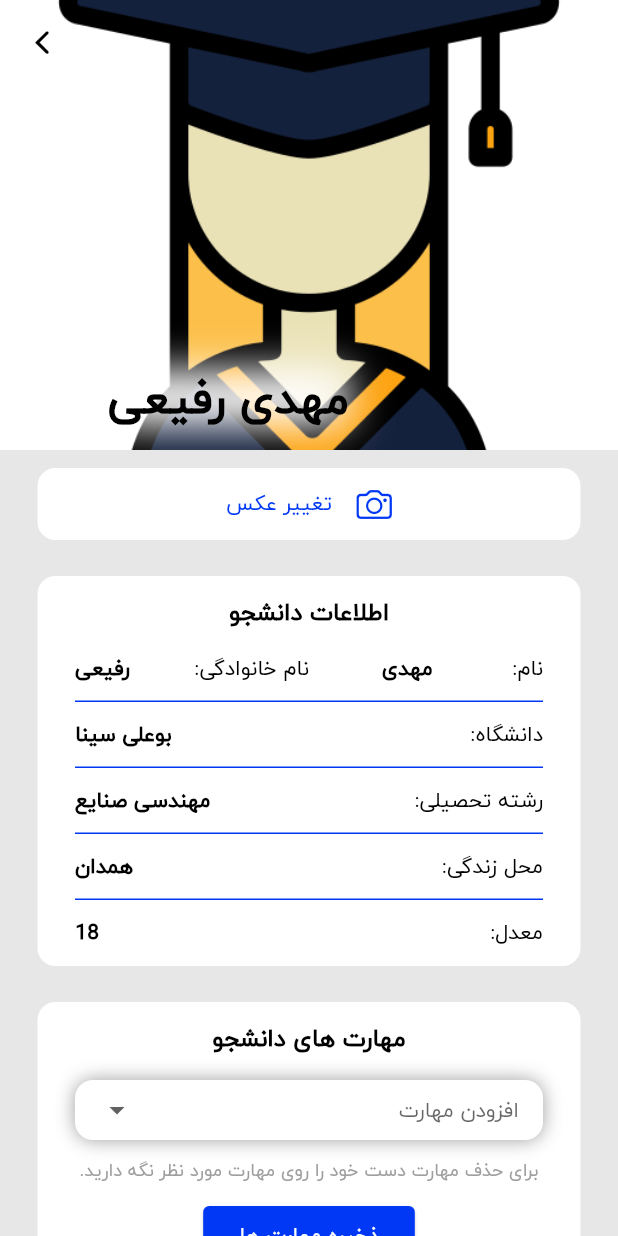
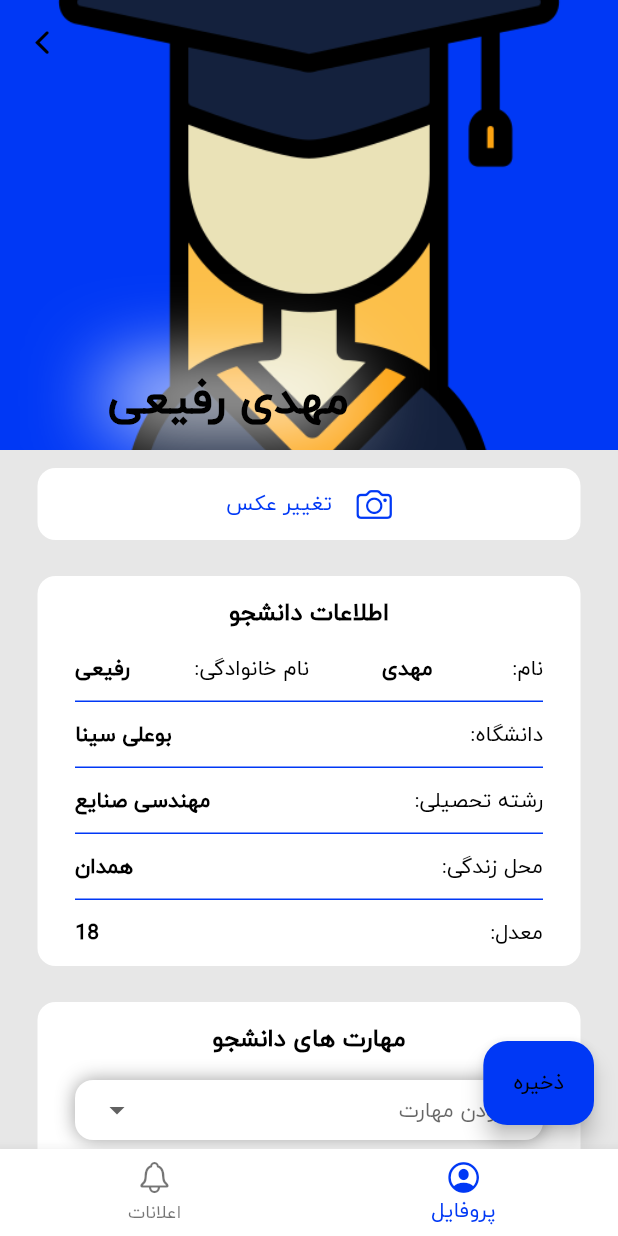
Before and after one commit to mahdirafie/parvaz, a Flutter app: the GetStudentContantInfoScreen screen opened directly, after a tap on "تمام", on a phone screen of 412 x 824 dp. Run offline on Flutter 3.47's test engine with Material 3 defaults, Android fonts, the phone set to English and light mode, and no system bars; drawn by our look-alikes of dropdown_button2; our stand-ins replace image_picker, lottie.

Commit message:
profile and navigation bar created

```diff
--- a/lib/ui/auth/student_contact_info.dart
+++ b/lib/ui/auth/student_contact_info.dart
@@ -1,5 +1,6 @@
 import 'package:flutter/material.dart';
 import 'package:parvaz_event/ui/profile/profile.dart';
+import 'package:parvaz_event/ui/root/student_root.dart';
 
 class GetStudentContantInfoScreen extends StatelessWidget {
   const GetStudentContantInfoScreen({super.key});
@@ -36,7 +37,7 @@ class GetStudentContantInfoScreen extends StatelessWidget {
               ElevatedButton(onPressed: () {
                 //TODO: make request here
                 Navigator.of(context).push(MaterialPageRoute(builder: (context) {
-                  return const StudentProfileScreen();
+                  return const RootScreen();
                 },));
               }, child: const Text('تمام'))
             ],
--- a/lib/ui/profile/profile.dart
+++ b/lib/ui/profile/profile.dart
@@ -19,11 +19,24 @@ class StudentProfileScreen extends StatefulWidget {
 class _StudentProfileScreenState extends State<StudentProfileScreen> {
   File? img;
   final List<String> studentSkills = [];
+  String studentResume = "";
+  final TextEditingController _resumeController = TextEditingController();
+
+  @override
+  void dispose() {
+    _resumeController.dispose();
+    super.dispose();
+  }
 
   @override
   Widget build(BuildContext context) {
     final theme = Theme.of(context);
     return Scaffold(
+      floatingActionButton: FloatingActionButton.extended(onPressed: () {
+
+      }, label: const Text('ذخیره'), backgroundColor: theme.colorScheme.primary,),
+      floatingActionButtonAnimator: FloatingActionButtonAnimator.scaling,
+      floatingActionButtonLocation: FloatingActionButtonLocation.startFloat,
       resizeToAvoidBottomInset: true,
       backgroundColor: const Color.fromARGB(255, 231, 231, 231),
       body: CustomScrollView(
@@ -32,6 +45,7 @@ class _StudentProfileScreenState extends State<StudentProfileScreen> {
           Directionality(
             textDirection: TextDirection.ltr,
             child: SliverAppBar(
+              backgroundColor: theme.colorScheme.primary,
               centerTitle: true,
               leading: IconButton(
                 onPressed: () {},
@@ -45,7 +59,7 @@ class _StudentProfileScreenState extends State<StudentProfileScreen> {
               flexibleSpace: FlexibleSpaceBar(
                 title: Container(
                     decoration: BoxDecoration(boxShadow: const [
-                      BoxShadow(color: Colors.white, blurRadius: 15)
+                      BoxShadow(color: Colors.white, blurRadius: 30)
                     ], borderRadius: BorderRadius.circular(5)),
                     child: Text(
                       'مهدی رفیعی',
@@ -435,14 +449,110 @@ class _StudentProfileScreenState extends State<StudentProfileScreen> {
                     padding: const EdgeInsets.fromLTRB(25, 12, 25, 12),
                     child: Column(
                       children: [
-                        Text('رزومه دانشجو', style: theme.textTheme.bodyLarge!.copyWith(fontWeight: FontWeight.w800),)
+                        Text(
+                          'رزومه دانشجو',
+                          style: theme.textTheme.bodyLarge!
+                              .copyWith(fontWeight: FontWeight.w800),
+                        ),
+                        const SizedBox(
+                          height: 16,
+                        ),
+                        studentResume.isEmpty
+                            ? GestureDetector(
+                                onTap: () {
+                                  _showDialog(context);
+                                },
+                                child: Container(
+                                  decoration: BoxDecoration(
+                                      color: theme.colorScheme.surface,
+                                      boxShadow: [
+                                        const BoxShadow(
+                                            color: Colors.grey, blurRadius: 10)
+                                      ],
+                                      borderRadius: BorderRadius.circular(12)),
+                                  height: 60,
+                                  width: double.infinity,
+                                  child: const Row(
+                                    mainAxisAlignment: MainAxisAlignment.center,
+                                    children: [
+                                      Text('نوشتن رزومه'),
+                                      Icon(CupertinoIcons.pen)
+                                    ],
+                                  ),
+                                ),
+                              )
+                            : Column(
+                                children: [
+                                  Text(
+                                    studentResume,
+                                  ),
+                                  const SizedBox(
+                                    height: 16,
+                                  ),
+                                  TextButton(
+                                      onPressed: () {
+                                        _showDialog(context);
+                                      },
+                                      child: const Text('ویرایش'))
+                                ],
+                              )
                       ],
                     )),
               ),
             ),
           ),
+          const SliverToBoxAdapter(child: const SizedBox(height: 80,))
         ],
       ),
+    );
+  }
+
+  Future<void> _showDialog(BuildContext context) {
+    return showDialog(
+      context: context,
+      builder: (context) {
+        return AlertDialog(
+          title: const Text('رزومه'),
+          content: SingleChildScrollView(
+            child: SizedBox(
+              // height: MediaQuery.of(context)
+              //         .size
+              //         .height /
+              //     2,
+              child: Column(
+                children: [
+                  const Text(
+                    'توضیحی مختصر از مهارت ها و سوابق کار خود بنویسید:',
+                    textAlign: TextAlign.center,
+                  ),
+                  const SizedBox(
+                    height: 16,
+                  ),
+                  TextFormField(
+                    maxLines: 7,
+                    maxLength: 300,
+                    controller: _resumeController,
+                  )
+                ],
+              ),
+            ),
+          ),
+          actions: [
+            Center(
+              child: ElevatedButton(
+                  onPressed: () {
+                    if (_resumeController.text.isNotEmpty) {
+                      setState(() {
+                        studentResume = _resumeController.text;
+                      });
+                    }
+                    Navigator.of(context).pop();
+                  },
+                  child: const Text('ذخیره')),
+            ),
+          ],
+        );
+      },
     );
   }
 
--- /dev/null
+++ b/lib/ui/root/student_root.dart
@@ -0,0 +1,99 @@
+// ignore_for_file: sort_child_properties_last
+
+import 'package:flutter/cupertino.dart';
+import 'package:flutter/material.dart';
+import 'package:parvaz_event/ui/notification/student_notification.dart';
+import 'package:parvaz_event/ui/profile/profile.dart';
+
+
+const int profileIndex = 0;
+const int notifIndex = 1;
+
+class RootScreen extends StatefulWidget {
+  const RootScreen({Key? key}) : super(key: key);
+
+  @override
+  State<RootScreen> createState() => _RootScreenState();
+}
+
+class _RootScreenState extends State<RootScreen> {
+  int selectedScreenIndex = profileIndex;
+  final List<int> _history = [];
+
+  final GlobalKey<NavigatorState> _profileKey = GlobalKey();
+  final GlobalKey<NavigatorState> _notifKey = GlobalKey();
+
+  late final map = {
+    profileIndex: _profileKey,
+    notifIndex: _notifKey,
+  };
+
+  Future<bool> _onWillPop() async {
+    final NavigatorState currentSelectedTabNavigatorState =
+        map[selectedScreenIndex]!.currentState!;
+    if (currentSelectedTabNavigatorState.canPop()) {
+      currentSelectedTabNavigatorState.pop();
+      return false;
+    } else if (_history.isNotEmpty) {
+      setState(() {
+        selectedScreenIndex = _history.last;
+        _history.removeLast();
+      });
+      return false;
+    }
+
+    return true;
+  }
+
+  @override
+  Widget build(BuildContext context) {
+    return WillPopScope(
+        child: Scaffold(
+          body: IndexedStack(
+            index: selectedScreenIndex,
+            children: [
+              _navigator(_profileKey, profileIndex, const StudentProfileScreen()),
+              _navigator(_notifKey, notifIndex, const StudentNotificationScreen()),
+            ],
+          ),
+          bottomNavigationBar: BottomNavigationBar(
+            items: const [
+              BottomNavigationBarItem(
+                  icon: Icon(CupertinoIcons.profile_circled), label: 'پروفایل'),
+              BottomNavigationBarItem(
+                  icon: Stack(
+                    clipBehavior: Clip.none,
+                    children: [
+                      Icon(CupertinoIcons.bell),
+                    ],
+                  ),
+                  label: 'اعلانات'),
+            ],
+            currentIndex: selectedScreenIndex,
+            onTap: (selectedIndex) {
+              setState(() {
+                _history.remove(selectedScreenIndex);
+                _history.add(selectedScreenIndex);
+                selectedScreenIndex = selectedIndex;
+              });
+            },
+          ),
+        ),
+        onWillPop: _onWillPop);
+  }
+
+  Widget _navigator(GlobalKey key, int index, Widget child) {
+    return key.currentState == null && selectedScreenIndex != index
+        ? Container()
+        : Navigator(
+            key: key,
+            onGenerateRoute: (settings) => MaterialPageRoute(
+                builder: (context) => Offstage(
+                    offstage: selectedScreenIndex != index, child: child)));
+  }
+
+  @override
+  void initState() {
+    super.initState();
+  }
+}
```
Also changed, not shown: lib/ui/notification/student_notification.dart (added, +12 -0 lines), lib/ui/company/filter_page.dart (line endings or trailing spaces).
